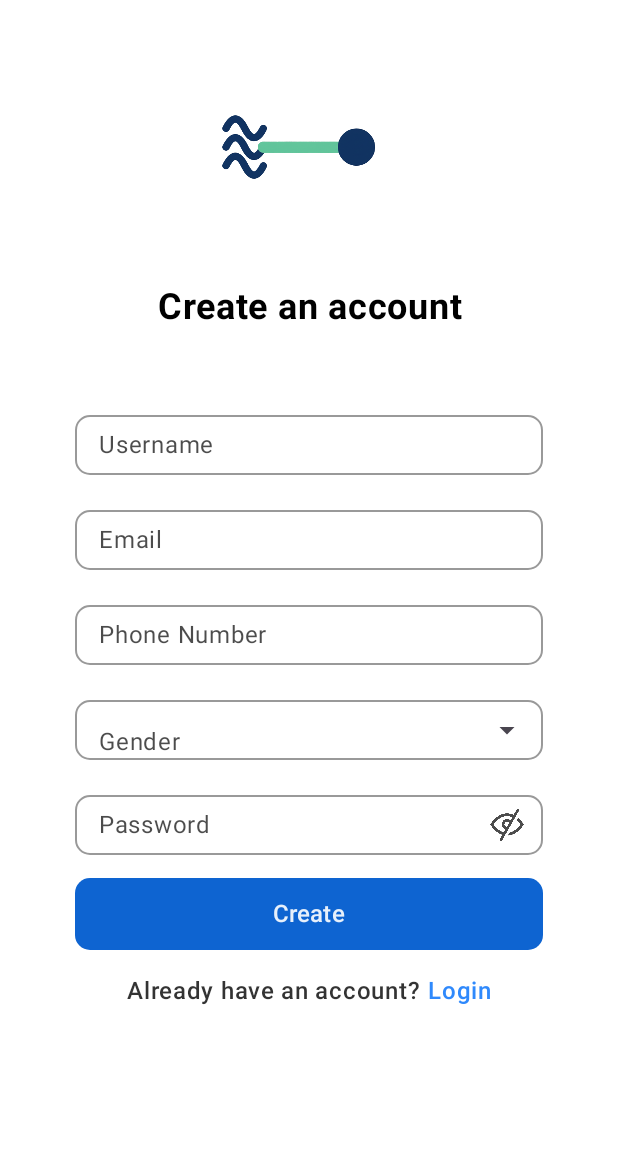
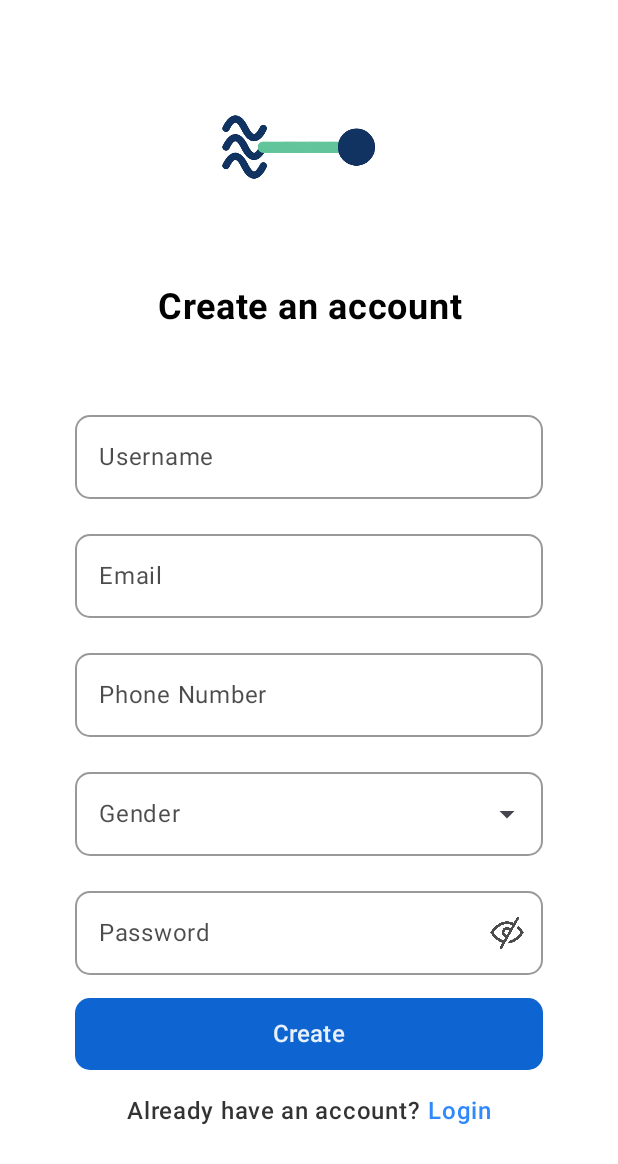
Before and after one commit to naufalokto/caregiver, an Android app built with Jetpack Compose: the screen it shows after launch (RegisterActivity), after a tap on "create", on a phone screen of 412 x 824 dp. Shown: the top 1164 px of the screen. Run offline under Robolectric (Android 15) with nearby library versions, the phone set to English and light mode, and no system bars; our stand-ins replace Firebase (no records; nobody signed in at launch, a user with empty details on screens opened directly); 2 statements that could not run were skipped.

Commit message:
testing regist and Registration successful

```diff
--- a/app/src/main/AndroidManifest.xml
+++ b/app/src/main/AndroidManifest.xml
@@ -2,7 +2,11 @@
 <manifest xmlns:android="http://schemas.android.com/apk/res/android"
     xmlns:tools="http://schemas.android.com/tools">
 
+    <uses-permission android:name="android.permission.INTERNET" />
+    <uses-permission android:name="android.permission.ACCESS_NETWORK_STATE" />
+
     <application
+        android:name=".CaregiverApplication"
         android:allowBackup="true"
         android:dataExtractionRules="@xml/data_extraction_rules"
         android:fullBackupContent="@xml/backup_rules"
--- /dev/null
+++ b/app/src/main/java/com/example/caregiver/CaregiverApplication.kt
@@ -0,0 +1,27 @@
+package com.example.caregiver
+
+import android.app.Application
+import android.util.Log
+import com.google.firebase.FirebaseApp
+
+class CaregiverApplication : Application() {
+    override fun onCreate() {
+        super.onCreate()
+        // Ensure Firebase is initialized
+        try {
+            if (FirebaseApp.getApps(this).isEmpty()) {
+                FirebaseApp.initializeApp(this)
+                Log.d("CaregiverApplication", "Firebase initialized successfully")
+            } else {
+                Log.d("CaregiverApplication", "Firebase already initialized")
+            }
+
+            // Verify Firebase configuration
+            val firebaseApp = FirebaseApp.getInstance()
+            Log.d("CaregiverApplication", "Firebase App Name: ${firebaseApp.name}")
+            Log.d("CaregiverApplication", "Firebase Options Project ID: ${firebaseApp.options.projectId}")
+        } catch (e: Exception) {
+            Log.e("CaregiverApplication", "Firebase initialization error: ${e.message}", e)
+        }
+    }
+}
--- a/app/src/main/java/com/example/caregiver/ui/screens/RegisterScreen.kt
+++ b/app/src/main/java/com/example/caregiver/ui/screens/RegisterScreen.kt
@@ -89,8 +89,7 @@ fun RegisterScreen(
             onValueChange = { username = it },
             label = { Text("Username", color = Color(0xB3000000)) },
             modifier = Modifier
-                .width(312.dp)
-                .height(48.dp),
+                .width(312.dp),
             shape = RoundedCornerShape(10.dp),
             colors = OutlinedTextFieldDefaults.colors(
                 focusedBorderColor = Color(0x66000000),
@@ -113,8 +112,7 @@ fun RegisterScreen(
             onValueChange = { email = it },
             label = { Text("Email", color = Color(0xB3000000)) },
             modifier = Modifier
-                .width(312.dp)
-                .height(48.dp),
+                .width(312.dp),
             shape = RoundedCornerShape(10.dp),
             keyboardOptions = KeyboardOptions(keyboardType = KeyboardType.Email),
             colors = OutlinedTextFieldDefaults.colors(
@@ -138,8 +136,7 @@ fun RegisterScreen(
             onValueChange = { phoneNumber = it },
             label = { Text("Phone Number", color = Color(0xB3000000)) },
             modifier = Modifier
-                .width(312.dp)
-                .height(48.dp),
+                .width(312.dp),
             shape = RoundedCornerShape(10.dp),
             keyboardOptions = KeyboardOptions(keyboardType = KeyboardType.Phone),
             colors = OutlinedTextFieldDefaults.colors(
@@ -169,7 +166,6 @@ fun RegisterScreen(
                 label = { Text("Gender", color = Color(0xB3000000)) },
                 modifier = Modifier
                     .width(312.dp)
-                    .height(48.dp)
                     .menuAnchor(),
                 shape = RoundedCornerShape(10.dp),
                 trailingIcon = { ExposedDropdownMenuDefaults.TrailingIcon(expanded = genderExpanded) },
@@ -208,8 +204,7 @@ fun RegisterScreen(
             onValueChange = { password = it },
             label = { Text("Password", color = Color(0xB3000000)) },
             modifier = Modifier
-                .width(312.dp)
-                .height(48.dp),
+                .width(312.dp),
             shape = RoundedCornerShape(10.dp),
             visualTransformation = if (passwordVisible) VisualTransformation.None else PasswordVisualTransformation(),
             keyboardOptions = KeyboardOptions(keyboardType = KeyboardType.Password),
```
Also changed, not shown: app/build.gradle.kts (+9 -0 lines), app/src/main/java/com/example/caregiver/data/repository/FirebaseRepository.kt (+74 -6 lines), app/src/main/java/com/example/caregiver/ui/viewmodel/RegisterViewModel.kt (+18 -5 lines), 2 other files.
